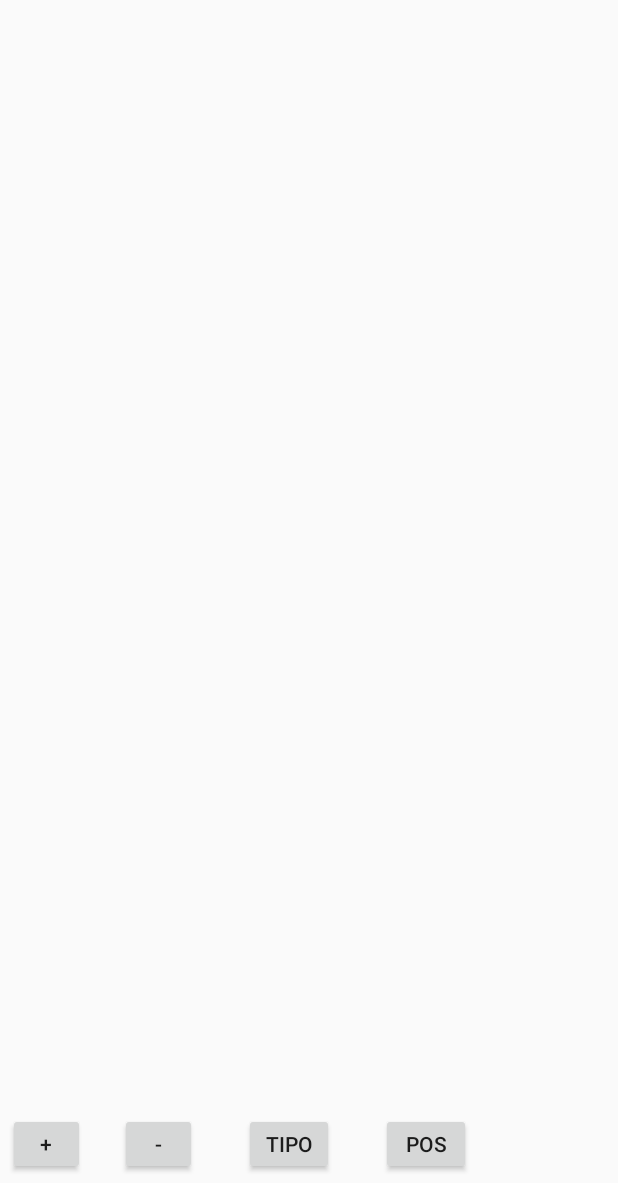
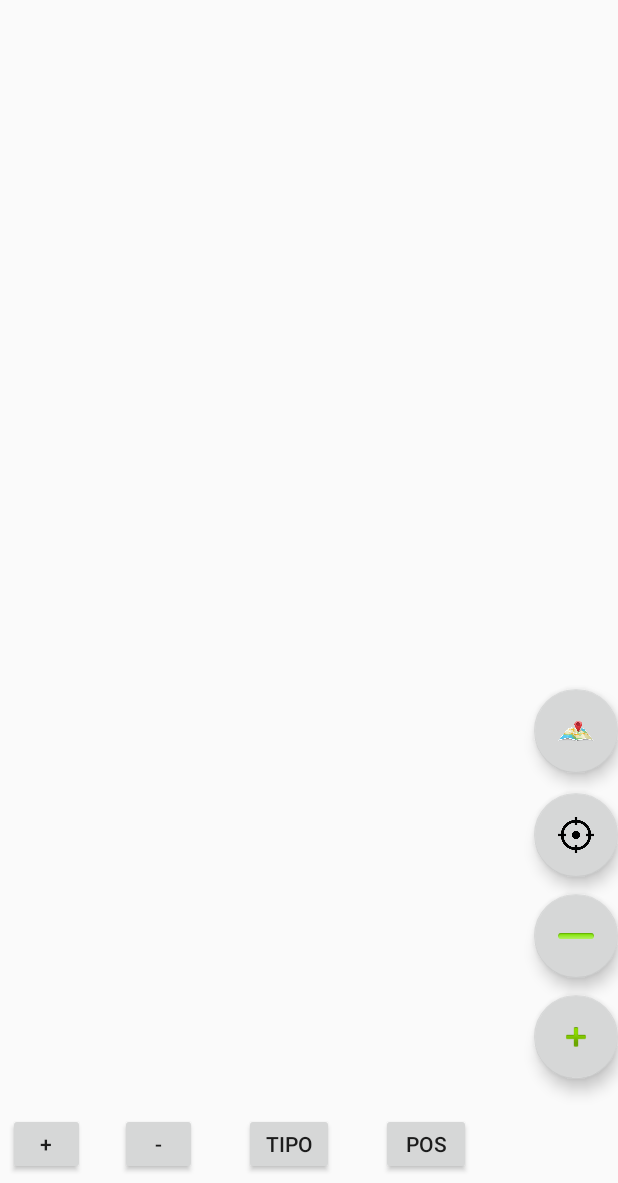
Before and after one commit to JeanCarlo14/GeoMapCR, an Android app: the MapsActivity screen opened directly, with no data from a screen before it, on a phone screen of 412 x 824 dp, the part 53-1236 px from its top. Run offline under Robolectric (Android 15) with nearby library versions, the phone set to English and light mode, and no system bars; 1 statement that could not run was skipped.

Commit message:
Cambios
Cambios

```diff
--- a/app/src/main/java/com/example/usuario/geomapcr/MapsActivity.java
+++ b/app/src/main/java/com/example/usuario/geomapcr/MapsActivity.java
@@ -12,6 +12,7 @@ import android.location.LocationManager;
 import android.os.AsyncTask;
 import android.os.Bundle;
 import android.os.StrictMode;
+import android.support.design.widget.FloatingActionButton;
 import android.support.v4.app.ActivityCompat;
 import android.support.v4.app.FragmentActivity;
 import android.support.v7.app.AlertDialog;
@@ -39,6 +40,9 @@ import org.json.JSONObject;
 
 import java.util.ArrayList;
 import java.util.List;
+
+import static com.example.usuario.geomapcr.R.id.fab3;
+import static com.example.usuario.geomapcr.R.id.fab4;
 
 public class MapsActivity extends FragmentActivity implements OnMapReadyCallback {
 
@@ -74,10 +78,42 @@ public class MapsActivity extends FragmentActivity implements OnMapReadyCallback
         OnclickDelButton(R.id.button4);
         /*OnclickDelButton(R.id.button5);*/
 
-        Button Mi_button = (Button) findViewById(R.id.button3);
+        FloatingActionButton Mi_button = (FloatingActionButton) findViewById(R.id.fab4); // REVISAR
         registerForContextMenu(Mi_button);
 
+        FloatingActionButton fab = (FloatingActionButton) findViewById(R.id.fab);
+        fab.setOnClickListener(new View.OnClickListener() {
+            @Override
+            public void onClick(View view) {
+                // acercar
+                mMap.animateCamera(CameraUpdateFactory.zoomIn());
+            }
+        });
 
+        FloatingActionButton fab1 = (FloatingActionButton) findViewById(R.id.fab2);
+        fab1.setOnClickListener(new View.OnClickListener() {
+            @Override
+            public void onClick(View view) {
+                // alejar
+                mMap.animateCamera(CameraUpdateFactory.zoomOut());
+            }
+        });
+
+        FloatingActionButton fab2 = (FloatingActionButton) findViewById(fab3);
+        fab2.setOnClickListener(new View.OnClickListener() {
+            @Override
+            public void onClick(View view) {
+                miUbicacion();
+            }
+        });
+
+        FloatingActionButton fab3 = (FloatingActionButton) findViewById(fab4);
+        fab3.setOnClickListener(new View.OnClickListener() {
+            @Override
+            public void onClick(View view) {
+                openContextMenu(findViewById(R.id.fab4));
+            }
+        });
 
     }
 
--- a/app/src/main/res/layout/activity_maps.xml
+++ b/app/src/main/res/layout/activity_maps.xml
@@ -1,8 +1,10 @@
 <?xml version="1.0" encoding="utf-8"?>
 <RelativeLayout xmlns:android="http://schemas.android.com/apk/res/android"
     xmlns:tools="http://schemas.android.com/tools"
-    android:orientation="vertical" android:layout_width="match_parent"
-     android:layout_height="match_parent"
+    xmlns:app="http://schemas.android.com/apk/res-auto"
+    android:orientation="vertical"
+    android:layout_width="match_parent"
+    android:layout_height="match_parent"
     android:weightSum="1">
 
     <RelativeLayout
@@ -18,8 +20,62 @@
             android:name="com.google.android.gms.maps.SupportMapFragment"
             android:layout_width="match_parent"
             android:layout_height="match_parent"
-            tools:context="com.example.usuario.geomapcr.MapsActivity" />
+            tools:context="com.example.usuario.geomapcr.MapsActivity"
+            android:layout_alignParentTop="true"
+            android:layout_alignParentLeft="true"
+            android:layout_alignParentStart="true" />
 
+        <android.support.design.widget.FloatingActionButton
+            android:id="@+id/fab"
+            android:layout_width="wrap_content"
+            android:layout_height="wrap_content"
+            android:layout_gravity="bottom|end"
+            android:scaleType="center"
+            app:backgroundTint="?attr/colorButtonNormal"
+            app:srcCompat="@android:drawable/ic_input_add"
+            android:layout_marginBottom="17dp"
+            android:layout_alignParentBottom="true"
+            android:layout_alignParentRight="true"
+            android:layout_alignParentEnd="true" />
+
+        <android.support.design.widget.FloatingActionButton
+            android:id="@+id/fab2"
+            android:layout_width="wrap_content"
+            android:layout_height="wrap_content"
+            android:layout_above="@+id/fab"
+            android:layout_alignParentEnd="true"
+            android:layout_alignParentRight="true"
+            android:layout_gravity="bottom|end"
+            android:layout_marginBottom="11dp"
+            app:backgroundTint="?attr/colorButtonNormal"
+            app:srcCompat="@android:drawable/button_onoff_indicator_on" />
+
+        <android.support.design.widget.FloatingActionButton
+            android:id="@+id/fab3"
+            android:layout_width="wrap_content"
+            android:layout_height="wrap_content"
+            android:layout_above="@+id/fab2"
+            android:layout_alignParentEnd="true"
+            android:layout_alignParentRight="true"
+            android:layout_gravity="bottom|end"
+            android:layout_marginBottom="11dp"
+            android:scaleType="centerInside"
+            app:backgroundTint="?attr/colorButtonNormal"
+            app:srcCompat="@drawable/mubicacion2" />
+
+
+        <android.support.design.widget.FloatingActionButton
+            android:id="@+id/fab4"
+            android:layout_width="wrap_content"
+            android:layout_height="wrap_content"
+            android:layout_above="@+id/fab3"
+            android:layout_alignParentEnd="true"
+            android:layout_alignParentRight="true"
+            android:layout_gravity="bottom|end"
+            android:layout_marginBottom="13dp"
+            android:scaleType="centerInside"
+            app:backgroundTint="?attr/colorButtonNormal"
+            app:srcCompat="@drawable/imgmap" />
 
     </RelativeLayout>
 
@@ -79,6 +135,8 @@
             android:layout_toRightOf="@+id/button3"
             android:text="Pos" />
 
+
+
     </RelativeLayout>
 
 
--- a/app/src/main/res/layout/app_bar_menu_principal.xml
+++ b/app/src/main/res/layout/app_bar_menu_principal.xml
@@ -28,6 +28,6 @@
         android:layout_height="wrap_content"
         android:layout_gravity="bottom|end"
         android:layout_margin="@dimen/fab_margin"
-        app:srcCompat="@android:drawable/ic_dialog_email" />
+        app:srcCompat="@android:drawable/ic_menu_camera" />
 
 </android.support.design.widget.CoordinatorLayout>
```
Also changed, not shown: app/src/main/res/drawable/imgmap.png (added), app/src/main/res/drawable/mubicacion2.png (added).
